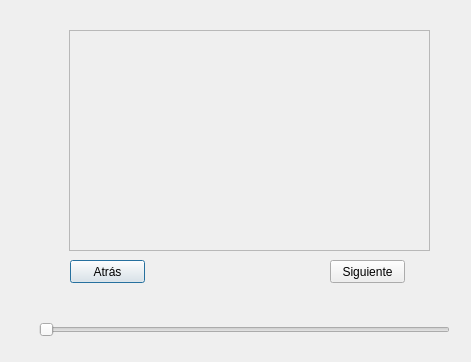
Old version of the form visualizador.ui in the repository luisallamas01/Entrega3.
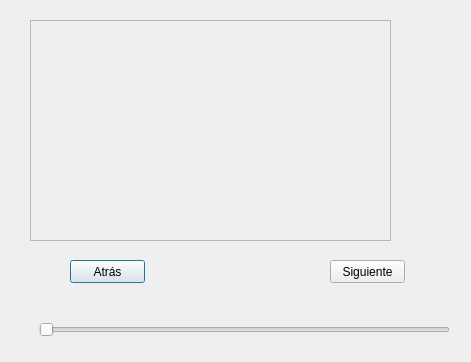
New version of the form.

```diff
--- a/visualizador.ui
+++ b/visualizador.ui
@@ -55,8 +55,8 @@
   <widget class="QFrame" name="frame">
    <property name="geometry">
     <rect>
-     <x>69</x>
-     <y>30</y>
+     <x>30</x>
+     <y>20</y>
      <width>361</width>
      <height>221</height>
     </rect>
```
